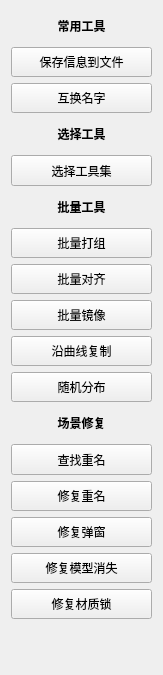
This is common/mx_common_tools.ui in benject/mx_toolpack as Qt 5 draws it before an edit. The edited form follows.
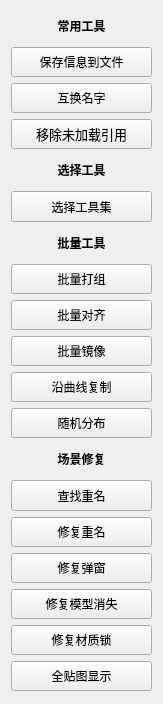
This is the edited form.

The edit to the form file:
```diff
--- a/common/mx_common_tools.ui
+++ b/common/mx_common_tools.ui
@@ -7,7 +7,7 @@
     <x>0</x>
     <y>0</y>
     <width>163</width>
-    <height>675</height>
+    <height>704</height>
    </rect>
   </property>
   <property name="sizePolicy">
@@ -25,12 +25,12 @@
      <x>11</x>
      <y>11</y>
      <width>141</width>
-     <height>608</height>
+     <height>680</height>
     </rect>
    </property>
    <layout class="QGridLayout" name="gridLayout">
-    <item row="2" column="0">
-     <widget class="QPushButton" name="pushButton_8">
+    <item row="8" column="0">
+     <widget class="QPushButton" name="pushButton">
       <property name="sizePolicy">
        <sizepolicy hsizetype="Preferred" vsizetype="Minimum">
         <horstretch>0</horstretch>
@@ -50,11 +50,60 @@
        </font>
       </property>
       <property name="text">
-       <string>互换名字</string>
+       <string>批量打组</string>
       </property>
      </widget>
     </item>
-    <item row="18" column="0">
+    <item row="14" column="0">
+     <widget class="QLabel" name="label">
+      <property name="minimumSize">
+       <size>
+        <width>100</width>
+        <height>30</height>
+       </size>
+      </property>
+      <property name="font">
+       <font>
+        <family>Arial</family>
+        <pointsize>9</pointsize>
+        <weight>75</weight>
+        <bold>true</bold>
+       </font>
+      </property>
+      <property name="text">
+       <string>场景修复</string>
+      </property>
+      <property name="alignment">
+       <set>Qt::AlignCenter</set>
+      </property>
+     </widget>
+    </item>
+    <item row="9" column="0">
+     <widget class="QPushButton" name="pushButton_6">
+      <property name="sizePolicy">
+       <sizepolicy hsizetype="Preferred" vsizetype="Minimum">
+        <horstretch>0</horstretch>
+        <verstretch>0</verstretch>
+       </sizepolicy>
+      </property>
+      <property name="minimumSize">
+       <size>
+        <width>100</width>
+        <height>30</height>
+       </size>
+      </property>
+      <property name="font">
+       <font>
+        <family>Arial</family>
+        <pointsize>9</pointsize>
+       </font>
+      </property>
+      <property name="text">
+       <string>批量对齐</string>
+      </property>
+     </widget>
+    </item>
+    <item row="19" column="0">
      <widget class="QPushButton" name="pushButton_12">
       <property name="sizePolicy">
        <sizepolicy hsizetype="Preferred" vsizetype="Minimum">
@@ -79,7 +128,7 @@
       </property>
      </widget>
     </item>
-    <item row="10" column="0">
+    <item row="11" column="0">
      <widget class="QPushButton" name="pushButton_9">
       <property name="sizePolicy">
        <sizepolicy hsizetype="Preferred" vsizetype="Minimum">
@@ -104,8 +153,8 @@
       </property>
      </widget>
     </item>
-    <item row="8" column="0">
-     <widget class="QPushButton" name="pushButton_6">
+    <item row="18" column="0">
+     <widget class="QPushButton" name="pushButton_10">
       <property name="sizePolicy">
        <sizepolicy hsizetype="Preferred" vsizetype="Minimum">
         <horstretch>0</horstretch>
@@ -125,11 +174,135 @@
        </font>
       </property>
       <property name="text">
-       <string>批量对齐</string>
+       <string>修复模型消失</string>
       </property>
      </widget>
     </item>
-    <item row="14" column="0">
+    <item row="2" column="0">
+     <widget class="QPushButton" name="pushButton_8">
+      <property name="sizePolicy">
+       <sizepolicy hsizetype="Preferred" vsizetype="Minimum">
+        <horstretch>0</horstretch>
+        <verstretch>0</verstretch>
+       </sizepolicy>
+      </property>
+      <property name="minimumSize">
+       <size>
+        <width>100</width>
+        <height>30</height>
+       </size>
+      </property>
+      <property name="font">
+       <font>
+        <family>Arial</family>
+        <pointsize>9</pointsize>
+       </font>
+      </property>
+      <property name="text">
+       <string>互换名字</string>
+      </property>
+     </widget>
+    </item>
+    <item row="17" column="0">
+     <widget class="QPushButton" name="pushButton_5">
+      <property name="sizePolicy">
+       <sizepolicy hsizetype="Preferred" vsizetype="Minimum">
+        <horstretch>0</horstretch>
+        <verstretch>0</verstretch>
+       </sizepolicy>
+      </property>
+      <property name="minimumSize">
+       <size>
+        <width>100</width>
+        <height>30</height>
+       </size>
+      </property>
+      <property name="font">
+       <font>
+        <family>Arial</family>
+        <pointsize>9</pointsize>
+       </font>
+      </property>
+      <property name="text">
+       <string>修复弹窗</string>
+      </property>
+     </widget>
+    </item>
+    <item row="16" column="0">
+     <widget class="QPushButton" name="pushButton_4">
+      <property name="sizePolicy">
+       <sizepolicy hsizetype="Preferred" vsizetype="Minimum">
+        <horstretch>0</horstretch>
+        <verstretch>0</verstretch>
+       </sizepolicy>
+      </property>
+      <property name="minimumSize">
+       <size>
+        <width>100</width>
+        <height>30</height>
+       </size>
+      </property>
+      <property name="font">
+       <font>
+        <family>Arial</family>
+        <pointsize>9</pointsize>
+       </font>
+      </property>
+      <property name="text">
+       <string>修复重名</string>
+      </property>
+     </widget>
+    </item>
+    <item row="13" column="0">
+     <widget class="QPushButton" name="pushButton_2">
+      <property name="sizePolicy">
+       <sizepolicy hsizetype="Preferred" vsizetype="Minimum">
+        <horstretch>0</horstretch>
+        <verstretch>0</verstretch>
+       </sizepolicy>
+      </property>
+      <property name="minimumSize">
+       <size>
+        <width>100</width>
+        <height>30</height>
+       </size>
+      </property>
+      <property name="font">
+       <font>
+        <family>Arial</family>
+        <pointsize>9</pointsize>
+       </font>
+      </property>
+      <property name="text">
+       <string>随机分布</string>
+      </property>
+     </widget>
+    </item>
+    <item row="0" column="0">
+     <widget class="QLabel" name="label_3">
+      <property name="minimumSize">
+       <size>
+        <width>100</width>
+        <height>30</height>
+       </size>
+      </property>
+      <property name="font">
+       <font>
+        <family>Arial</family>
+        <pointsize>9</pointsize>
+        <weight>75</weight>
+        <bold>true</bold>
+       </font>
+      </property>
+      <property name="text">
+       <string>常用工具</string>
+      </property>
+      <property name="alignment">
+       <set>Qt::AlignCenter</set>
+      </property>
+     </widget>
+    </item>
+    <item row="15" column="0">
      <widget class="QPushButton" name="pushButton_3">
       <property name="sizePolicy">
        <sizepolicy hsizetype="Preferred" vsizetype="Minimum">
@@ -154,7 +327,75 @@
       </property>
      </widget>
     </item>
+    <item row="10" column="0">
+     <widget class="QPushButton" name="pushButton_14">
+      <property name="sizePolicy">
+       <sizepolicy hsizetype="Preferred" vsizetype="Minimum">
+        <horstretch>0</horstretch>
+        <verstretch>0</verstretch>
+       </sizepolicy>
+      </property>
+      <property name="minimumSize">
+       <size>
+        <width>100</width>
+        <height>30</height>
+       </size>
+      </property>
+      <property name="font">
+       <font>
+        <family>Arial</family>
+        <pointsize>9</pointsize>
+       </font>
+      </property>
+      <property name="text">
+       <string>批量镜像</string>
+      </property>
+     </widget>
+    </item>
+    <item row="20" column="0">
+     <widget class="QPushButton" name="pushButton_13">
+      <property name="minimumSize">
+       <size>
+        <width>100</width>
+        <height>30</height>
+       </size>
+      </property>
+      <property name="font">
+       <font>
+        <family>Arial</family>
+        <pointsize>9</pointsize>
+       </font>
+      </property>
+      <property name="text">
+       <string>全贴图显示</string>
+      </property>
+     </widget>
+    </item>
     <item row="4" column="0">
+     <widget class="QLabel" name="label_4">
+      <property name="minimumSize">
+       <size>
+        <width>100</width>
+        <height>30</height>
+       </size>
+      </property>
+      <property name="font">
+       <font>
+        <family>Arial</family>
+        <pointsize>9</pointsize>
+        <weight>75</weight>
+        <bold>true</bold>
+       </font>
+      </property>
+      <property name="text">
+       <string>选择工具</string>
+      </property>
+      <property name="alignment">
+       <set>Qt::AlignCenter</set>
+      </property>
+     </widget>
+    </item>
+    <item row="5" column="0">
      <widget class="QPushButton" name="pushButton_11">
       <property name="sizePolicy">
        <sizepolicy hsizetype="Preferred" vsizetype="Minimum">
@@ -179,7 +420,7 @@
       </property>
      </widget>
     </item>
-    <item row="5" column="0">
+    <item row="6" column="0">
      <widget class="QLabel" name="label_2">
       <property name="minimumSize">
        <size>
@@ -203,204 +444,6 @@
       </property>
      </widget>
     </item>
-    <item row="0" column="0">
-     <widget class="QLabel" name="label_3">
-      <property name="minimumSize">
-       <size>
-        <width>100</width>
-        <height>30</height>
-       </size>
-      </property>
-      <property name="font">
-       <font>
-        <family>Arial</family>
-        <pointsize>9</pointsize>
-        <weight>75</weight>
-        <bold>true</bold>
-       </font>
-      </property>
-      <property name="text">
-       <string>常用工具</string>
-      </property>
-      <property name="alignment">
-       <set>Qt::AlignCenter</set>
-      </property>
-     </widget>
-    </item>
-    <item row="16" column="0">
-     <widget class="QPushButton" name="pushButton_5">
-      <property name="sizePolicy">
-       <sizepolicy hsizetype="Preferred" vsizetype="Minimum">
-        <horstretch>0</horstretch>
-        <verstretch>0</verstretch>
-       </sizepolicy>
-      </property>
-      <property name="minimumSize">
-       <size>
-        <width>100</width>
-        <height>30</height>
-       </size>
-      </property>
-      <property name="font">
-       <font>
-        <family>Arial</family>
-        <pointsize>9</pointsize>
-       </font>
-      </property>
-      <property name="text">
-       <string>修复弹窗</string>
-      </property>
-     </widget>
-    </item>
-    <item row="9" column="0">
-     <widget class="QPushButton" name="pushButton_14">
-      <property name="sizePolicy">
-       <sizepolicy hsizetype="Preferred" vsizetype="Minimum">
-        <horstretch>0</horstretch>
-        <verstretch>0</verstretch>
-       </sizepolicy>
-      </property>
-      <property name="minimumSize">
-       <size>
-        <width>100</width>
-        <height>30</height>
-       </size>
-      </property>
-      <property name="font">
-       <font>
-        <family>Arial</family>
-        <pointsize>9</pointsize>
-       </font>
-      </property>
-      <property name="text">
-       <string>批量镜像</string>
-      </property>
-     </widget>
-    </item>
-    <item row="12" column="0">
-     <widget class="QPushButton" name="pushButton_2">
-      <property name="sizePolicy">
-       <sizepolicy hsizetype="Preferred" vsizetype="Minimum">
-        <horstretch>0</horstretch>
-        <verstretch>0</verstretch>
-       </sizepolicy>
-      </property>
-      <property name="minimumSize">
-       <size>
-        <width>100</width>
-        <height>30</height>
-       </size>
-      </property>
-      <property name="font">
-       <font>
-        <family>Arial</family>
-        <pointsize>9</pointsize>
-       </font>
-      </property>
-      <property name="text">
-       <string>随机分布</string>
-      </property>
-     </widget>
-    </item>
-    <item row="7" column="0">
-     <widget class="QPushButton" name="pushButton">
-      <property name="sizePolicy">
-       <sizepolicy hsizetype="Preferred" vsizetype="Minimum">
-        <horstretch>0</horstretch>
-        <verstretch>0</verstretch>
-       </sizepolicy>
-      </property>
-      <property name="minimumSize">
-       <size>
-        <width>100</width>
-        <height>30</height>
-       </size>
-      </property>
-      <property name="font">
-       <font>
-        <family>Arial</family>
-        <pointsize>9</pointsize>
-       </font>
-      </property>
-      <property name="text">
-       <string>批量打组</string>
-      </property>
-     </widget>
-    </item>
-    <item row="17" column="0">
-     <widget class="QPushButton" name="pushButton_10">
-      <property name="sizePolicy">
-       <sizepolicy hsizetype="Preferred" vsizetype="Minimum">
-        <horstretch>0</horstretch>
-        <verstretch>0</verstretch>
-       </sizepolicy>
-      </property>
-      <property name="minimumSize">
-       <size>
-        <width>100</width>
-        <height>30</height>
-       </size>
-      </property>
-      <property name="font">
-       <font>
-        <family>Arial</family>
-        <pointsize>9</pointsize>
-       </font>
-      </property>
-      <property name="text">
-       <string>修复模型消失</string>
-      </property>
-     </widget>
-    </item>
-    <item row="15" column="0">
-     <widget class="QPushButton" name="pushButton_4">
-      <property name="sizePolicy">
-       <sizepolicy hsizetype="Preferred" vsizetype="Minimum">
-        <horstretch>0</horstretch>
-        <verstretch>0</verstretch>
-       </sizepolicy>
-      </property>
-      <property name="minimumSize">
-       <size>
-        <width>100</width>
-        <height>30</height>
-       </size>
-      </property>
-      <property name="font">
-       <font>
-        <family>Arial</family>
-        <pointsize>9</pointsize>
-       </font>
-      </property>
-      <property name="text">
-       <string>修复重名</string>
-      </property>
-     </widget>
-    </item>
-    <item row="13" column="0">
-     <widget class="QLabel" name="label">
-      <property name="minimumSize">
-       <size>
-        <width>100</width>
-        <height>30</height>
-       </size>
-      </property>
-      <property name="font">
-       <font>
-        <family>Arial</family>
-        <pointsize>9</pointsize>
-        <weight>75</weight>
-        <bold>true</bold>
-       </font>
-      </property>
-      <property name="text">
-       <string>场景修复</string>
-      </property>
-      <property name="alignment">
-       <set>Qt::AlignCenter</set>
-      </property>
-     </widget>
-    </item>
     <item row="1" column="0">
      <widget class="QPushButton" name="pushButton_7">
       <property name="sizePolicy">
@@ -427,7 +470,7 @@
      </widget>
     </item>
     <item row="3" column="0">
-     <widget class="QLabel" name="label_4">
+     <widget class="QPushButton" name="pushButton_15">
       <property name="minimumSize">
        <size>
         <width>100</width>
@@ -437,16 +480,11 @@
       <property name="font">
        <font>
         <family>Arial</family>
-        <pointsize>9</pointsize>
-        <weight>75</weight>
-        <bold>true</bold>
+        <pointsize>10</pointsize>
        </font>
       </property>
       <property name="text">
-       <string>选择工具</string>
-      </property>
-      <property name="alignment">
-       <set>Qt::AlignCenter</set>
+       <string>移除未加载引用</string>
       </property>
      </widget>
     </item>
```
